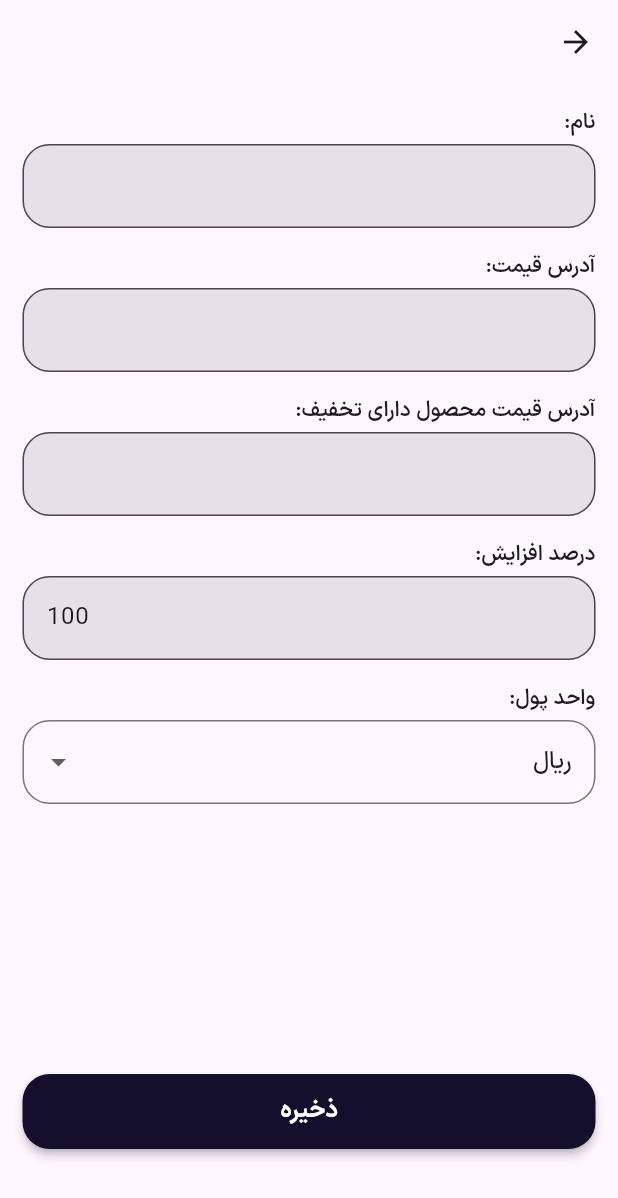
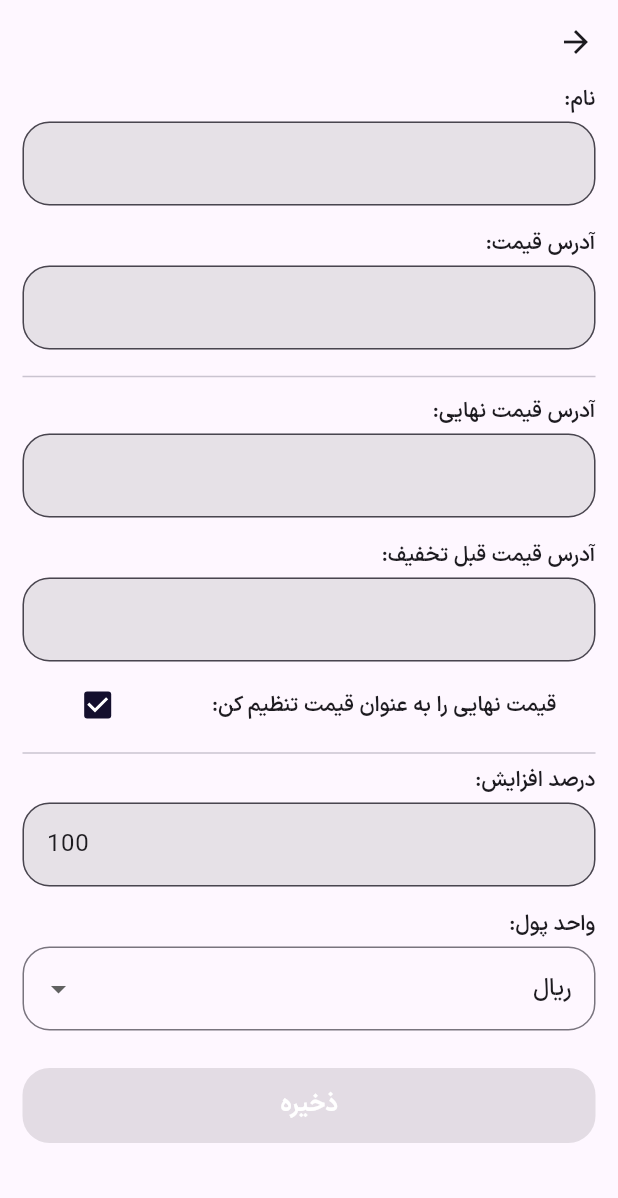
Before and after one commit to AliSamavi/PriceGuardian, a Flutter app: the StoreView screen opened directly, on a phone screen of 412 x 824 dp. Shown: the top 1198 px of the screen. Run offline on Flutter 3.47's test engine with Material 3 defaults, Android fonts, the phone set to English and light mode, and no system bars; our stand-ins replace file_picker, flutter_svg, get, get_storage, hive, hive_flutter and 1 more; missing offline and left inert: xpath_selector_html_parser; accounts and stored records are empty.

Commit message:
refactor: Refactor StoreView widget
Updated StoreView widget to improve readability and maintainability. Changes include:
- Reorganized widget layout for better clarity.
- Added logic for enabling/disabling the save button based on field validation.
- Implemented GetX for state management.
- Revised text field controllers and added onChanged listeners for dynamic validation.
- Added new fields and checkbox for final price configuration.

```diff
--- a/lib/Features/Views/store.dart
+++ b/lib/Features/Views/store.dart
@@ -3,6 +3,7 @@ import 'package:PriceGuardian/Core/Widgets/custom_dropdown.dart';
 import 'package:PriceGuardian/Core/Widgets/custom_text_field.dart';
 import 'package:PriceGuardian/Features/Models/store.dart';
 import 'package:flutter/material.dart';
+import 'package:get/get.dart';
 import 'package:hive/hive.dart';
 
 class StoreView extends StatefulWidget {
@@ -17,19 +18,26 @@ class _StoreViewState extends State<StoreView> {
   TextEditingController name = TextEditingController();
   TextEditingController xpathPrice = TextEditingController();
   TextEditingController xpathDiscount = TextEditingController();
+  TextEditingController xpathPriceBeforeDiscount = TextEditingController();
   TextEditingController percent = TextEditingController(text: "100");
   Currency currency = Currency.rial;
+  RxBool setTheFinalPrice = true.obs;
+
+  final RxBool validator = false.obs;
 
   @override
   void initState() {
     if (widget.model != null) {
       name.text = widget.model!.name;
       xpathPrice.text = widget.model!.xpathPrice;
-      xpathDiscount.text = widget.model!.xpathDiscount ?? "";
+      xpathDiscount.text = widget.model!.xpathDiscount;
+      xpathPriceBeforeDiscount.text = widget.model!.xpathPriceBeforeDiscount;
+      setTheFinalPrice.value = widget.model!.setTheFinalPrice;
       percent.text = widget.model!.percent.toString();
       currency = widget.model!.currency == "Currency.rial"
           ? Currency.rial
           : Currency.toman;
+      validator.value = true;
     }
     super.initState();
   }
@@ -39,7 +47,7 @@ class _StoreViewState extends State<StoreView> {
     return Scaffold(
       appBar: AppBar(),
       body: Padding(
-        padding: const EdgeInsets.all(15),
+        padding: const EdgeInsets.symmetric(horizontal: 15),
         child: ListView(
           physics: const BouncingScrollPhysics(),
           children: [
@@ -54,6 +62,7 @@ class _StoreViewState extends State<StoreView> {
               controller: name,
               radius: 18,
               textDirection: TextDirection.rtl,
+              onChanged: assessment,
             ),
             const SizedBox(height: 15),
             const Text(
@@ -63,17 +72,61 @@ class _StoreViewState extends State<StoreView> {
               ),
             ),
             const SizedBox(height: 5),
-            CustomTextField(controller: xpathPrice, radius: 18),
-            const SizedBox(height: 15),
+            CustomTextField(
+              controller: xpathPrice,
+              radius: 18,
+              onChanged: assessment,
+            ),
+            const SizedBox(height: 10),
+            const Divider(),
+            const SizedBox(height: 5),
             const Text(
-              "آدرس قیمت محصول دارای تخفیف:",
+              "آدرس قیمت نهایی:",
               style: TextStyle(
                 fontWeight: FontWeight.w600,
               ),
             ),
             const SizedBox(height: 5),
-            CustomTextField(controller: xpathDiscount, radius: 18),
+            CustomTextField(
+              controller: xpathDiscount,
+              radius: 18,
+              onChanged: assessment,
+            ),
             const SizedBox(height: 15),
+            const Text(
+              "آدرس قیمت قبل تخفیف:",
+              style: TextStyle(
+                fontWeight: FontWeight.w600,
+              ),
+            ),
+            const SizedBox(height: 5),
+            CustomTextField(
+              controller: xpathPriceBeforeDiscount,
+              radius: 18,
+              onChanged: assessment,
+            ),
+            const SizedBox(height: 5),
+            Row(
+              mainAxisAlignment: MainAxisAlignment.spaceAround,
+              children: [
+                const Text(
+                  "قیمت نهایی را به عنوان قیمت تنظیم کن:",
+                  style: TextStyle(
+                    fontWeight: FontWeight.w600,
+                  ),
+                ),
+                Obx(() {
+                  return Checkbox(
+                    value: setTheFinalPrice.value,
+                    activeColor: const Color(0xFF140F2D),
+                    onChanged: (value) {
+                      setTheFinalPrice.value = value!;
+                    },
+                  );
+                })
+              ],
+            ),
+            const Divider(),
             const Text(
               "درصد افزایش:",
               style: TextStyle(
@@ -85,6 +138,7 @@ class _StoreViewState extends State<StoreView> {
               controller: percent,
               radius: 18,
               keyboardType: TextInputType.number,
+              onChanged: assessment,
             ),
             const SizedBox(height: 15),
             const Text(
@@ -101,9 +155,10 @@ class _StoreViewState extends State<StoreView> {
                 currency = value!;
               },
             ),
-            const SizedBox(height: 180),
-            ElevatedButton(
-              onPressed: onPressed,
+            const SizedBox(height: 25),
+            Obx(() {
+              return ElevatedButton(
+                onPressed: validator.value ? onPressed : null,
                 style: ElevatedButton.styleFrom(
                   backgroundColor: const Color(0xFF140F2D),
                   elevation: 2.5,
@@ -120,25 +175,37 @@ class _StoreViewState extends State<StoreView> {
                     fontWeight: FontWeight.bold,
                   ),
                 ),
-            ),
+              );
+            })
           ],
         ),
       ),
     );
   }
 
-  void onPressed() async {
+  void assessment(String? value) {
     if (name.text.isNotEmpty &&
         xpathPrice.text.isNotEmpty &&
-        percent.text.isNotEmpty) {
-      var box = await Hive.openBox<StoreModel>("stores");
+        xpathDiscount.text.isNotEmpty &&
+        xpathPriceBeforeDiscount.text.isNotEmpty &&
+        percent.text.isNum) {
+      validator.value = true;
+    } else {
+      validator.value = false;
+    }
+  }
+
+  void onPressed() async {
     final data = StoreModel(
         name.text,
         xpathPrice.text,
-          xpathDiscount.text != "" ? xpathDiscount.text : null,
+        xpathDiscount.text,
+        xpathPriceBeforeDiscount.text,
+        setTheFinalPrice.value,
         currency.toString(),
         double.parse(percent.text));
 
+    var box = await Hive.openBox<StoreModel>("stores");
     if (widget.model != null) {
       await box.put(widget.model!.key, data);
     } else {
@@ -149,4 +216,3 @@ class _StoreViewState extends State<StoreView> {
     Navigator.pop(context);
   }
 }
-}
```
Lines whose indentation alone changed are shown as unchanged.
